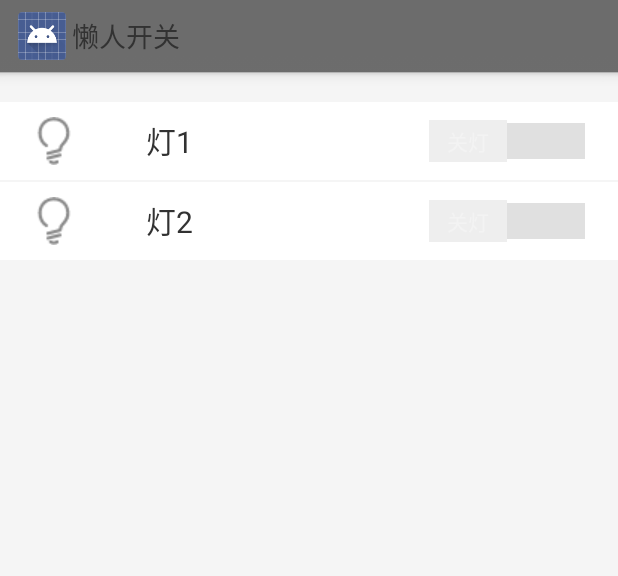
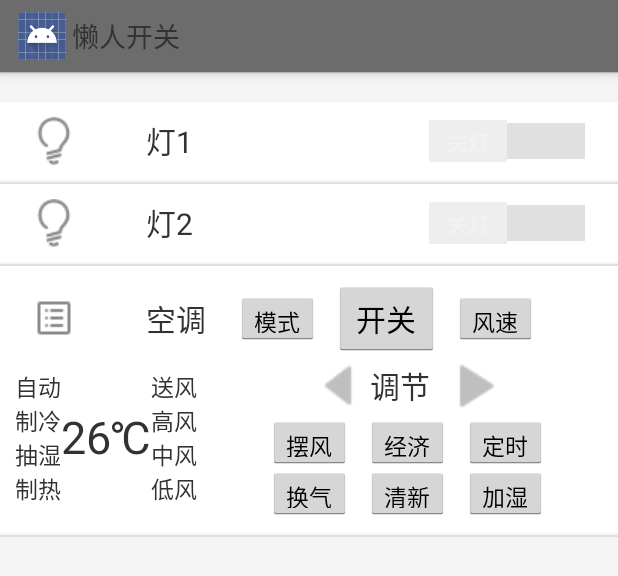
Before and after one commit to minmin1123/Lazyer0, an Android app: the layout activity_gos_device_control.xml on its own in the app's theme, with its tools: preview values and no code run, on a phone screen of 412 x 824 dp. Shown: the top 576 px of the screen. Run offline under Robolectric (Android 15) with nearby library versions, the phone set to English and light mode, and no system bars.

Commit message:
add air layout

```diff
--- a/app/src/main/res/layout/activity_gos_device_control.xml
+++ b/app/src/main/res/layout/activity_gos_device_control.xml
@@ -53,6 +53,11 @@
 
 		</RelativeLayout>
 
+		<ImageView
+			android:layout_width="match_parent"
+			android:layout_height="1dp"
+			android:background="#dfdfdf"/>
+
 
 		<!-- lock(布尔可写) -->
 		 <RelativeLayout
@@ -97,6 +102,194 @@
 
 		</RelativeLayout>
 
-    </LinearLayout>
+		<ImageView
+			android:layout_width="match_parent"
+			android:layout_height="1dp"
+			android:background="#dfdfdf"/>
+
+		<LinearLayout
+			android:layout_width="match_parent"
+			android:layout_height="wrap_content"
+			android:layout_marginBottom="1dp"
+			android:background="@color/white"
+			android:orientation="vertical"
+			android:padding="10dp">
+
+			<LinearLayout
+				android:layout_width="match_parent"
+				android:layout_height="wrap_content"
+				android:gravity="center_vertical">
+
+				<ImageView
+					android:id="@+id/airIv"
+					android:layout_width="wrap_content"
+					android:layout_height="wrap_content"
+					android:layout_marginLeft="10dp"
+					android:background="@drawable/air" />
+
+				<TextView
+					android:layout_width="wrap_content"
+					android:layout_height="match_parent"
+					android:layout_marginLeft="45dp"
+					android:gravity="center"
+					android:text="空调"
+					android:textSize="20sp" />
+
+				<Button
+					android:layout_width="55dp"
+					android:layout_height="35dp"
+					android:layout_marginLeft="20dp"
+					android:text="模式"
+					android:textSize="15sp" />
+
+				<Button
+					android:layout_width="70dp"
+					android:layout_height="50dp"
+					android:layout_marginLeft="10dp"
+					android:text="开关"
+					android:textSize="20sp" />
+
+				<Button
+					android:layout_width="55dp"
+					android:layout_height="35dp"
+					android:layout_marginLeft="10dp"
+					android:text="风速"
+					android:textSize="15sp" />
+
+			</LinearLayout>
+
+			<LinearLayout
+				android:layout_width="match_parent"
+				android:layout_height="wrap_content"
+				android:orientation="horizontal">
+
+
+				<LinearLayout
+					android:layout_width="wrap_content"
+					android:layout_height="match_parent"
+					android:gravity="center"
+					android:orientation="horizontal">
+
+					<TextView
+						android:layout_width="wrap_content"
+						android:layout_height="wrap_content"
+						android:text="自动\n制冷\n抽湿\n制热"
+						android:textSize="15sp" />
+
+					<TextView
+						android:layout_width="wrap_content"
+						android:layout_height="wrap_content"
+						android:text="26℃"
+						android:textSize="30sp" />
+
+					<TextView
+						android:layout_width="wrap_content"
+						android:layout_height="wrap_content"
+						android:text="送风\n高风\n中风\n低风"
+						android:textSize="15sp" />
+
+				</LinearLayout>
+
+				<LinearLayout
+					android:layout_width="match_parent"
+					android:layout_height="108dp"
+					android:orientation="vertical">
+
+					<LinearLayout
+						android:layout_width="match_parent"
+						android:layout_height="wrap_content"
+						android:gravity="center"
+						android:orientation="horizontal">
+
+						<ImageView
+							android:layout_width="40dp"
+							android:layout_height="40dp"
+							android:layout_marginLeft="10dp"
+							android:background="@drawable/left" />
+
+						<TextView
+							android:layout_width="wrap_content"
+							android:layout_height="wrap_content"
+							android:text="调节"
+							android:textSize="20sp" />
+
+						<ImageView
+							android:layout_width="40dp"
+							android:layout_height="40dp"
+							android:layout_marginLeft="10dp"
+							android:background="@drawable/right" />
+
+					</LinearLayout>
+
+					<LinearLayout
+						android:layout_width="match_parent"
+						android:layout_height="wrap_content"
+						android:gravity="center"
+						android:orientation="horizontal">
+
+						<Button
+							android:layout_width="55dp"
+							android:layout_height="35dp"
+							android:layout_marginLeft="10dp"
+							android:text="摆风"
+							android:textSize="15sp" />
+
+						<Button
+							android:layout_width="55dp"
+							android:layout_height="35dp"
+							android:layout_marginLeft="10dp"
+							android:text="经济"
+							android:textSize="15sp" />
+
+						<Button
+							android:layout_width="55dp"
+							android:layout_height="35dp"
+							android:layout_marginLeft="10dp"
+							android:text="定时"
+							android:textSize="15sp" />
+
+					</LinearLayout>
+
+					<LinearLayout
+						android:layout_width="match_parent"
+						android:layout_height="wrap_content"
+						android:gravity="center"
+						android:orientation="horizontal">
+
+						<Button
+							android:layout_width="55dp"
+							android:layout_height="35dp"
+							android:layout_marginLeft="10dp"
+							android:text="换气"
+							android:textSize="15sp" />
+
+						<Button
+							android:layout_width="55dp"
+							android:layout_height="35dp"
+							android:layout_marginLeft="10dp"
+							android:text="清新"
+							android:textSize="15sp" />
+
+						<Button
+							android:layout_width="55dp"
+							android:layout_height="35dp"
+							android:layout_marginLeft="10dp"
+							android:text="加湿"
+							android:textSize="15sp" />
+					</LinearLayout>
+
+				</LinearLayout>
+
+			</LinearLayout>
+
+
+		</LinearLayout>
+
+		<ImageView
+			android:layout_width="match_parent"
+			android:layout_height="1dp"
+			android:background="#dfdfdf"/>
+
+	</LinearLayout>
 
 </ScrollView>
```
Also changed, not shown: app/src/main/res/layout/aaa.xml (added, +292 -0 lines), app/src/main/res/drawable/air.png (added), app/src/main/res/drawable/left.png (added), app/src/main/res/drawable/logo.png, app/src/main/res/drawable/right.png (added).
